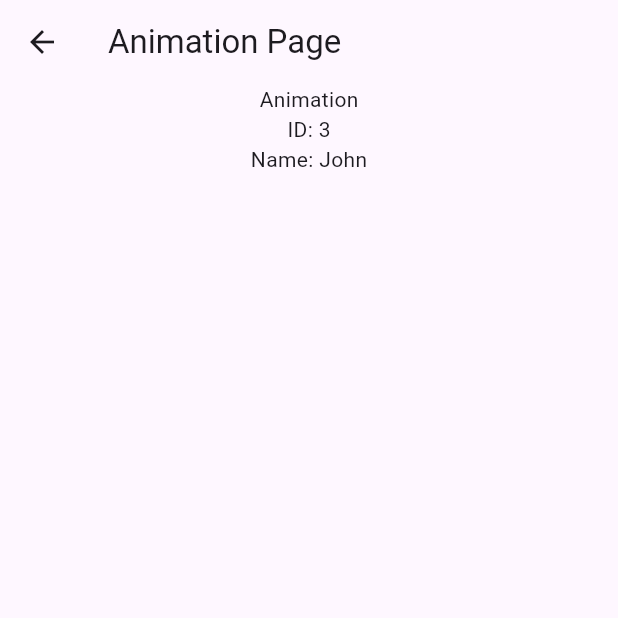
After one commit to honganji/flutter_ui, a Flutter app: the screen it shows after launch, after a tap on "button page with parameters", on a phone screen of 412 x 824 dp, the top half of it. The commit adds this screen. Run offline on Flutter 3.47's test engine with Material 3 defaults, Android fonts, the phone set to English and light mode, and no system bars; our stand-ins replace go_router.

Commit message:
add go_router package

```diff
--- /dev/null
+++ b/lib/features/animations/animation_page.dart
@@ -0,0 +1,29 @@
+import 'package:flutter/material.dart';
+
+class AnimationPage extends StatelessWidget {
+  final String id;
+  final String name;
+  const AnimationPage({
+    required this.id,
+    required this.name,
+    super.key,
+  });
+
+  @override
+  Widget build(BuildContext context) {
+    return Scaffold(
+      appBar: AppBar(
+        title: const Text('Animation Page'),
+      ),
+      body: Center(
+        child: Column(
+          children: [
+            const Text("Animation"),
+            Text("ID: $id"),
+            Text("Name: $name"),
+          ],
+        ),
+      ),
+    );
+  }
+}
--- a/lib/features/home/pages/home_page.dart
+++ b/lib/features/home/pages/home_page.dart
@@ -1,4 +1,5 @@
 import 'package:flutter/material.dart';
+import 'package:go_router/go_router.dart';
 
 class HomePage extends StatelessWidget {
   const HomePage({super.key});
@@ -12,10 +13,18 @@ class HomePage extends StatelessWidget {
       body: Center(
         child: Column(
           children: [
-            const Text('Home '),
             ElevatedButton(
-              onPressed: () {},
-              child: const Text("Go to button page"),
+              onPressed: () => context.go(
+                Uri(
+                  path: "/animation/3",
+                  queryParameters: {"name": "John"},
+                ).toString(),
+              ),
+              child: const Text("button page with parameters"),
+            ),
+            ElevatedButton(
+              onPressed: () => context.go("/page1"),
+              child: const Text("bottom nav bar"),
             ),
           ],
         ),
--- a/lib/features/routes/router.dart
+++ b/lib/features/routes/router.dart
@@ -1,13 +1,67 @@
+import 'package:flutter/material.dart';
 import 'package:go_router/go_router.dart';
+import 'package:ui_app/features/animations/animation_page.dart';
+import 'package:ui_app/features/bottom_home/components/page1.dart';
+import 'package:ui_app/features/bottom_home/components/page2.dart';
+import 'package:ui_app/features/bottom_home/components/page3.dart';
+import 'package:ui_app/features/bottom_home/pages/bottom_home_page.dart';
+import 'package:ui_app/features/button/pages/button_page.dart';
 import 'package:ui_app/features/home/pages/home_page.dart';
 
 final router = GoRouter(
   routes: [
-    GoRoute(path: "/", builder: (context, state) => const HomePage(), routes: [
-      GoRoute(
-        path: "button",
-        builder: (context, state) => const HomePage(),
-      ),
-    ])
+    GoRoute(
+      path: "/",
+      builder: (context, state) => const HomePage(),
+      routes: [
+        GoRoute(
+          path: "button",
+          builder: (context, state) => const ButtonPage(),
+        ),
+        GoRoute(
+          path: "animation/:id",
+          pageBuilder: (context, state) => CustomTransitionPage(
+            transitionsBuilder:
+                (context, animation, secondaryAnimation, child) {
+              return FadeTransition(
+                opacity: animation,
+                child: child,
+              );
+            },
+            child: AnimationPage(
+              id: state.pathParameters['id'] ?? "0",
+              name: state.uri.queryParameters["name"] ?? 'unknown',
+            ),
+          ),
+        ),
+        ShellRoute(
+          builder: (context, state, child) {
+            return BottomHomePage(child: child);
+          },
+          routes: [
+            GoRoute(
+              path: "page1",
+              pageBuilder: (context, state) => CustomTransitionPage(
+                  transitionsBuilder:
+                      (context, animation, secondaryAnimation, child) {
+                    return FadeTransition(
+                      opacity: animation,
+                      child: child,
+                    );
+                  },
+                  child: const Page1()),
+            ),
+            GoRoute(
+              path: "page2",
+              builder: (context, state) => const Page2(),
+            ),
+            GoRoute(
+              path: "page3",
+              builder: (context, state) => const Page3(),
+            ),
+          ],
+        ),
+      ],
+    ),
   ],
 );
```
Also changed, not shown: lib/features/bottom_home/components/page1.dart (added, +10 -0 lines), lib/features/bottom_home/components/page2.dart (added, +10 -0 lines), lib/features/bottom_home/components/page3.dart (added, +10 -0 lines), lib/features/bottom_home/pages/bottom_home_page.dart (added, +45 -0 lines).
